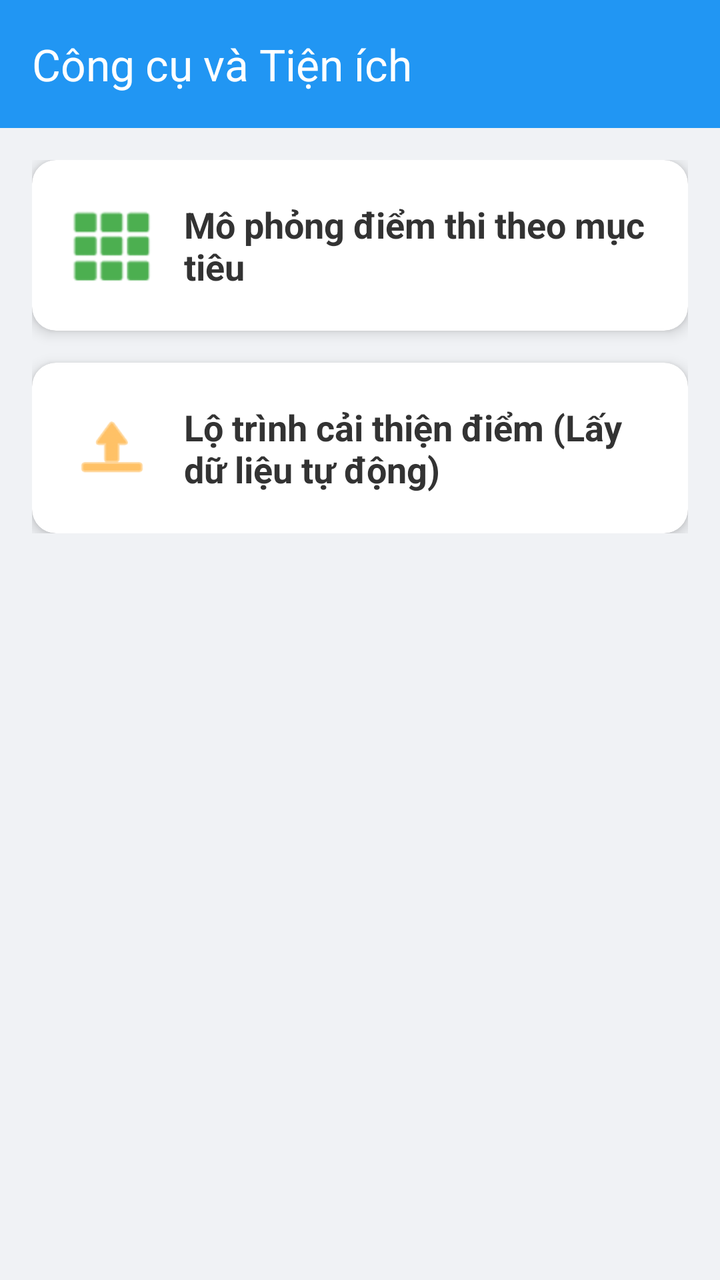
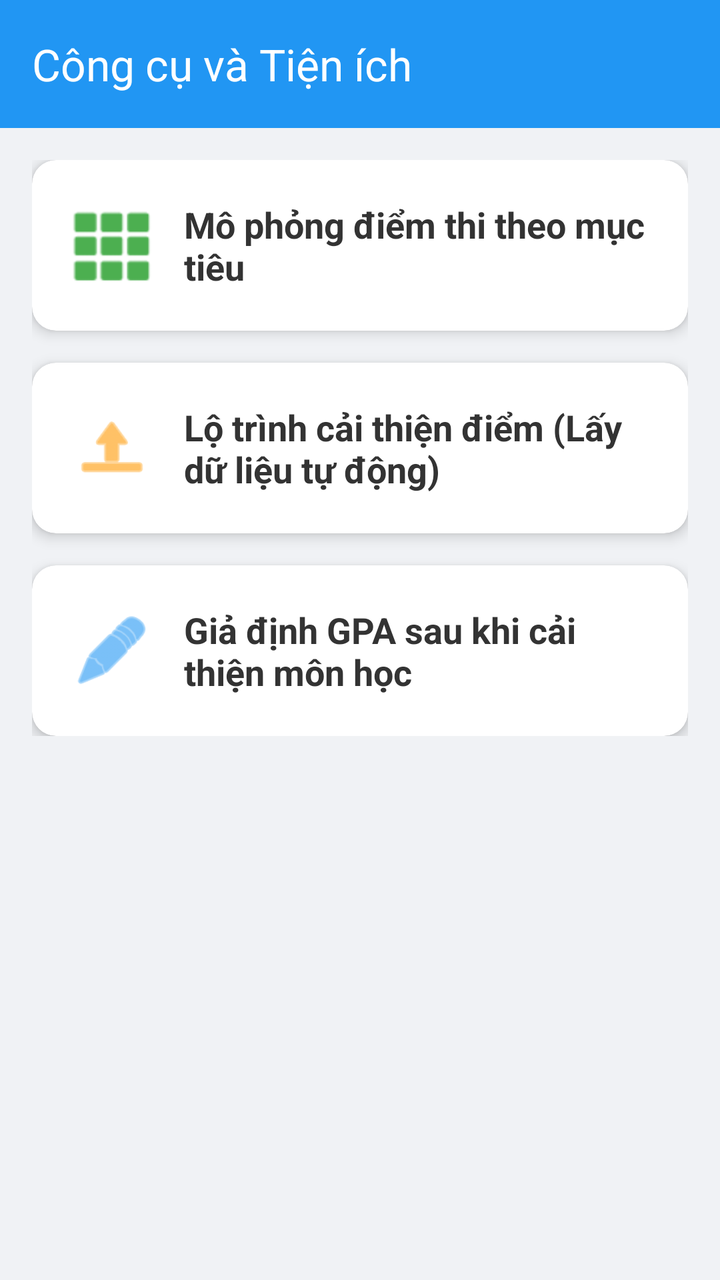

Before-and-after screenshots of an Android layout around one commit, followed by the original layout XML and the change that was made.
<!-- AndroidManifest.xml: application theme Theme.StudyManager -->
<!-- res/layout/activity_cong_cu.xml -->
<?xml version="1.0" encoding="utf-8"?>
<RelativeLayout xmlns:android="http://schemas.android.com/apk/res/android"
    xmlns:app="http://schemas.android.com/apk/res-auto"
    android:layout_width="match_parent"
    android:layout_height="match_parent"
    android:background="#F0F2F5"
    android:fitsSystemWindows="true">

    <androidx.appcompat.widget.Toolbar
        android:id="@+id/toolbar"
        android:layout_width="match_parent"
        android:layout_height="?attr/actionBarSize"
        android:background="#2196F3"
        app:title="Công cụ và Tiện ích"
        app:titleTextColor="#FFFFFF" />

    <LinearLayout
        android:layout_width="match_parent"
        android:layout_height="wrap_content"
        android:layout_below="@id/toolbar"
        android:orientation="vertical"
        android:padding="16dp">

        <androidx.cardview.widget.CardView
            android:id="@+id/btnTinhGPA"
            android:layout_width="match_parent"
            android:layout_height="wrap_content"
            app:cardCornerRadius="12dp"
            app:cardElevation="4dp"
            android:layout_marginBottom="16dp"
            android:clickable="true"
            android:focusable="true"
            android:foreground="?android:attr/selectableItemBackground">

            <LinearLayout
                android:layout_width="match_parent"
                android:layout_height="wrap_content"
                android:orientation="horizontal"
                android:padding="20dp"
                android:gravity="center_vertical">

                <ImageView
                    android:layout_width="40dp"
                    android:layout_height="40dp"
                    android:src="@android:drawable/ic_dialog_dialer"
                    app:tint="#4CAF50" />

                <TextView
                    android:layout_width="wrap_content"
                    android:layout_height="wrap_content"
                    android:layout_marginStart="16dp"
                    android:text="Mô phỏng điểm thi theo mục tiêu"
                    android:textSize="18sp"
                    android:textStyle="bold"
                    android:textColor="#333333"/>
            </LinearLayout>
        </androidx.cardview.widget.CardView>

        <androidx.cardview.widget.CardView
            android:id="@+id/btnCaiThienDiem"
            android:layout_width="match_parent"
            android:layout_height="wrap_content"
            app:cardCornerRadius="12dp"
            app:cardElevation="4dp"
            android:clickable="true"
            android:focusable="true"
            android:foreground="?android:attr/selectableItemBackground">

            <LinearLayout
                android:layout_width="match_parent"
                android:layout_height="wrap_content"
                android:orientation="horizontal"
                android:padding="20dp"
                android:gravity="center_vertical">

                <ImageView
                    android:layout_width="40dp"
                    android:layout_height="40dp"
                    android:src="@android:drawable/ic_menu_upload"
                    app:tint="#FF9800" />

                <TextView
                    android:layout_width="wrap_content"
                    android:layout_height="wrap_content"
                    android:layout_marginStart="16dp"
                    android:text="Lộ trình cải thiện điểm (Lấy dữ liệu tự động)"
                    android:textSize="18sp"
                    android:textStyle="bold"
                    android:textColor="#333333"/>
            </LinearLayout>
        </androidx.cardview.widget.CardView>

    </LinearLayout>

</RelativeLayout>
<!-- resources referenced by this layout -->
<resources>
  <style name="Theme.StudyManager" parent="Base.Theme.StudyManager" />
  <style name="Base.Theme.StudyManager" parent="Theme.Material3.DayNight.NoActionBar">
          
          
      </style>
</resources>

<!-- the commit's change to res/layout/activity_cong_cu.xml (unified diff, before → after) -->
@@ -90,6 +90,42 @@
             </LinearLayout>
         </androidx.cardview.widget.CardView>
 
+        <androidx.cardview.widget.CardView
+            android:id="@+id/btnMoPhongGPA"
+            android:layout_width="match_parent"
+            android:layout_height="wrap_content"
+            android:layout_marginTop="16dp"
+            app:cardCornerRadius="12dp"
+            app:cardElevation="4dp"
+            android:clickable="true"
+            android:focusable="true"
+            android:foreground="?android:attr/selectableItemBackground">
+
+            <LinearLayout
+                android:layout_width="match_parent"
+                android:layout_height="wrap_content"
+                android:orientation="horizontal"
+                android:padding="20dp"
+                android:gravity="center_vertical">
+
+                <ImageView
+                    android:layout_width="40dp"
+                    android:layout_height="40dp"
+                    android:src="@android:drawable/ic_menu_edit"
+                    app:tint="#2196F3" />
+
+                <TextView
+                    android:layout_width="wrap_content"
+                    android:layout_height="wrap_content"
+                    android:layout_marginStart="16dp"
+                    android:text="Giả định GPA sau khi cải thiện môn học"
+                    android:textSize="18sp"
+                    android:textStyle="bold"
+                    android:textColor="#333333" />
+
+            </LinearLayout>
+        </androidx.cardview.widget.CardView>
+
     </LinearLayout>
 
 </RelativeLayout>
